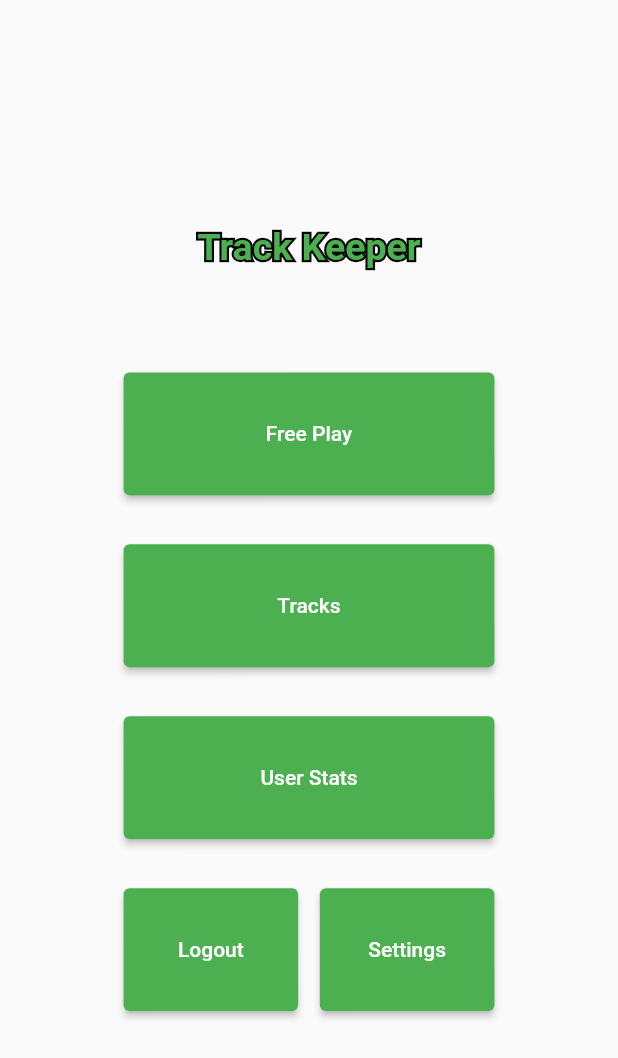
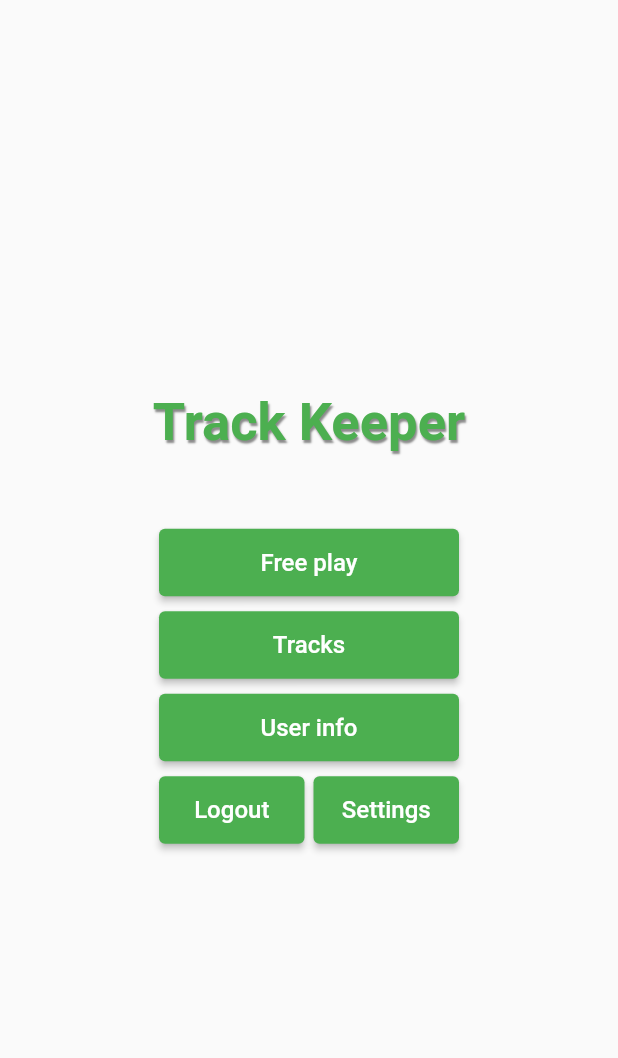
Before and after one commit to Dioben/ICM_PROJETO2_93179_93391, a Flutter app: the MainMenu screen opened directly, on a phone screen of 412 x 824 dp. Shown: the top 1058 px of the screen. Run offline on Flutter 3.47's test engine with Material 2 defaults, Android fonts, the phone set to English and light mode, and no system bars; our stand-ins replace cached_network_image, cloud_firestore, firebase_auth, firebase_core, firebase_storage, flutter_swiper and 5 more; accounts and stored records are empty.

Commit message:
main menu redone + portrait lock

```diff
--- a/lib/main.dart
+++ b/lib/main.dart
@@ -1,6 +1,7 @@
 import 'package:firebase_auth/firebase_auth.dart';
 import 'package:firebase_core/firebase_core.dart';
 import 'package:flutter/material.dart';
+import 'package:flutter/services.dart';
 import 'package:track_keeper/Queries/FirebaseApiClient.dart';
 import 'package:track_keeper/widgets/login.dart';
 import 'package:track_keeper/widgets/mainmenu.dart';
@@ -8,7 +9,8 @@ import 'package:track_keeper/widgets/start-load.dart';
 
 void main() {
   WidgetsFlutterBinding.ensureInitialized();
-  runApp(MaterialApp(
+  SystemChrome.setPreferredOrientations([DeviceOrientation.portraitUp, DeviceOrientation.portraitDown])
+    .then((value) => runApp(MaterialApp(
       home: StartFuture(),
       theme: ThemeData(
         accentColor: Colors.green,
@@ -16,7 +18,8 @@ void main() {
         primarySwatch: Colors.green,
         elevatedButtonTheme: ElevatedButtonThemeData(style: ElevatedButton.styleFrom(primary: Colors.green)),
       )
-  ));
+    ))
+  );
 }
 
 class StartFuture extends StatelessWidget {
--- a/lib/widgets/login.dart
+++ b/lib/widgets/login.dart
@@ -44,7 +44,8 @@ class LoginState extends State<LoginMenu> {
                             color: Colors.black45,
                             blurRadius: 1,
                             offset: Offset(1, 1.5))
-                        ]),
+                      ]
+                    ),
                   ),
                   Container(
                     margin: EdgeInsets.fromLTRB(0, 50, 0, 0),
--- a/lib/widgets/mainmenu.dart
+++ b/lib/widgets/mainmenu.dart
@@ -13,66 +13,136 @@ import 'package:track_keeper/widgets/track-list.dart';
 import 'package:track_keeper/widgets/tracking.dart';
 import 'package:track_keeper/widgets/user-info.dart';
 
-class MainMenu extends StatelessWidget{
+class MainMenu extends StatelessWidget {
   @override
   Widget build(BuildContext context) {
     return Scaffold(
+      body: Container(
+        width: double.infinity,
+        height: double.infinity,
+        child: FractionallySizedBox(
+          widthFactor: 0.6,
+          child: Column(
+            mainAxisAlignment: MainAxisAlignment.center,
+            crossAxisAlignment: CrossAxisAlignment.center,
+            children: [
+              Text(
+                "Track Keeper",
+                style: TextStyle(
+                  fontSize: 35,
+                  fontWeight: FontWeight.bold,
+                  color: Theme.of(context).accentColor,
+                  shadows: [
+                    Shadow(
+                        color: Colors.black45,
+                        blurRadius: 1,
+                        offset: Offset(1, 1.5))
+                  ]
+                ),
+              ),
+              Container(
+                margin: EdgeInsets.fromLTRB(0, 50, 0, 0),
+                width: 200,
+                height: 45,
+                child: ElevatedButton(
+                  child: Text(
+                    "Free play",
+                    style: TextStyle(fontSize: 16),
+                  ),
+                  onPressed: () => freePlay(context),
+                )
+              ),
+              Container(
+                margin: EdgeInsets.fromLTRB(0, 10, 0, 0),
+                width: 200,
+                height: 45,
+                child: ElevatedButton(
+                  child: Text(
+                    "Tracks",
+                    style: TextStyle(fontSize: 16),
+                  ),
+                  onPressed: () => viewTracks(context),
+                )
+              ),
+              Container(
+                margin: EdgeInsets.fromLTRB(0, 10, 0, 0),
+                width: 200,
+                height: 45,
+                child: ElevatedButton(
+                  child: Text(
+                    "User info",
+                    style: TextStyle(fontSize: 16),
+                  ),
+                  onPressed: () => userInfo(context),
+                )
+              ),
+              Container(
+                margin: EdgeInsets.fromLTRB(0, 10, 0, 0),
+                width: 200,
+                height: 45,
+                child: Row(
+                  mainAxisAlignment: MainAxisAlignment.spaceBetween,
+                  children: [
+                    Container(
+                      width: 97,
+                      height: 45,
+                      child: ElevatedButton(
+                        child: Text(
+                          "Logout",
+                          style: TextStyle(fontSize: 16),
+                        ),
+                        onPressed: () => toLogin(context),
+                      )
+                    ),
+                    Container(
+                      width: 97,
+                      height: 45,
+                      child: ElevatedButton(
+                        child: Text(
+                          "Settings",
+                          style: TextStyle(fontSize: 16),
+                        ),
+                        onPressed: () => viewSettings(context),
+                      )
+                    ),
+                  ],
+                ),
+              )
+            ],
 
-      body:Padding(//maybe replace with column/expanded
-        padding: const EdgeInsets.symmetric(vertical: 150,),
-
-        child: Row(
-          children: [
-            Spacer(flex: 2,),
-            Expanded(
-              flex: 6,
-              child: Center(
-                child: Column(children: [
-
-                  Expanded(
-                    flex:4,
-                    child: Stack(
-                    children: [ Text("Track Keeper",style: TextStyle(fontSize: 25,fontWeight: FontWeight.bold,foreground: Paint()..style=PaintingStyle.stroke..strokeWidth=3..color=Colors.black),),
-                      Text("Track Keeper",style: TextStyle(fontSize: 25,fontWeight: FontWeight.bold,color: Colors.green),),],
-                ),
-                  ),
-                  Spacer(flex:2),
-                  Expanded(flex:5,child: SizedBox(width:double.infinity,child: ElevatedButton(child: Text("Free Play"),onPressed: ()=>freePlay(context)))),
-                  Spacer(flex:2),
-                  Expanded(flex:5,child: SizedBox(width:double.infinity,child: ElevatedButton(child: Text("Tracks"),onPressed: ()=>viewTracks(context),))),
-                  Spacer(flex:2),
-                  Expanded(flex:5 ,child: SizedBox(width:double.infinity,child: ElevatedButton(child: Text("User Stats"),onPressed:()=> userInfo(context),))),
-                  Spacer(flex:2),
-                  Expanded(flex:5,child: Row(mainAxisAlignment:MainAxisAlignment.center,children: [Expanded(flex:8,child: SizedBox(height:double.infinity,child: ElevatedButton(child: Text("Logout"),onPressed: ()=>toLogin(context),))),Spacer(flex:1),Expanded(flex:8,child: SizedBox(height: double.infinity,child: ElevatedButton(child: Text("Settings"),onPressed: ()=>viewSettings(context),)))],)),
-
-                ],
-
-                ),
-    ),
-            ),
-            Spacer(flex: 2,),
-          ],
+          ),
         ),
       ),
     );
   }
 
-  freePlay(context){
-    Navigator.push(context,MaterialPageRoute(builder: (context) => TrackingActivity()));
+  freePlay(context) {
+    Navigator.push(
+        context, MaterialPageRoute(builder: (context) => TrackingActivity()));
   }
-  userInfo(context){
-    Navigator.push(context,MaterialPageRoute(builder: (context) => UserStats()));
+
+  userInfo(context) {
+    Navigator.push(
+        context, MaterialPageRoute(builder: (context) => UserStats()));
   }
-  viewTracks(context){
-    Navigator.push(context,MaterialPageRoute(builder: (context) => ViewTrackList()));
+
+  viewTracks(context) {
+    Navigator.push(
+        context, MaterialPageRoute(builder: (context) => ViewTrackList()));
   }
-  viewSettings(context) async{
+
+  viewSettings(context) async {
     //Navigator.push(context,MaterialPageRoute(builder: (context) => SettingsMenu()));
-    Stream<Course> courses = FirebaseApiClient.instance.getNearbyRecent(LatLng(40.6405, -8.6538), 30);
-    await for (Course val in courses){print(val.getFormattedTimestamp());}
+    Stream<Course> courses = FirebaseApiClient.instance
+        .getNearbyRecent(LatLng(40.6405, -8.6538), 30);
+    await for (Course val in courses) {
+      print(val.getFormattedTimestamp());
+    }
   }
+
   toLogin(context) async {
     await FirebaseAuth.instance.signOut();
-    Navigator.pushReplacement(context,MaterialPageRoute(builder: (context) => LoginMenu()));
+    Navigator.pushReplacement(
+        context, MaterialPageRoute(builder: (context) => LoginMenu()));
   }
 }
```
Lines whose indentation alone changed are shown as unchanged.
